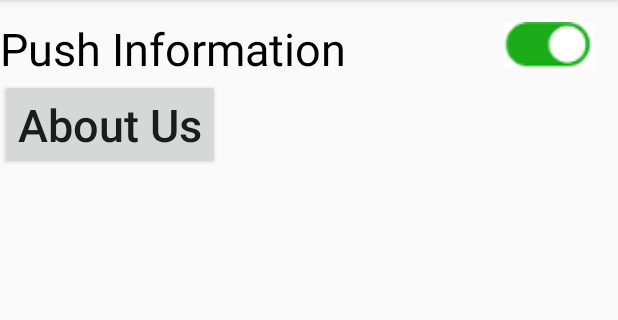
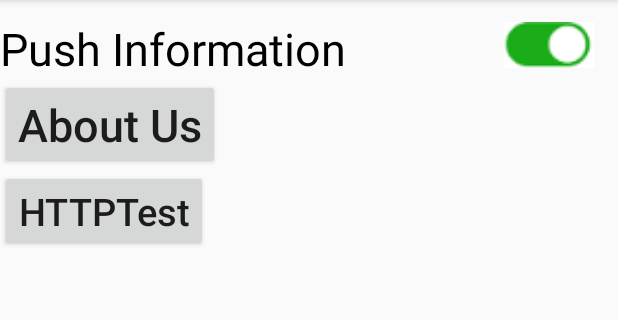
Before and after one commit to ShenTonyM/IntelligentLock, an Android app: the SettingActivity screen opened directly, with no data from a screen before it, on a phone screen of 412 x 824 dp, the part 84-404 px from its top. Run offline under Robolectric (Android 15) with nearby library versions, the phone set to English and light mode, and no system bars.

```diff
--- a/app/build.gradle
+++ b/app/build.gradle
@@ -26,5 +26,6 @@ dependencies {
     })
     compile 'com.android.support:appcompat-v7:25.3.1'
     compile 'com.android.support.constraint:constraint-layout:1.0.2'
+    compile 'com.squareup.okhttp3:okhttp:3.10.0'
     testCompile 'junit:junit:4.12'
 }
--- a/app/src/main/AndroidManifest.xml
+++ b/app/src/main/AndroidManifest.xml
@@ -2,6 +2,7 @@
 <manifest xmlns:android="http://schemas.android.com/apk/res/android"
     package="com.example.myf19.intelligentlock">
 
+    <uses-permission android:name="android.permission.INTERNET"/>
     <application
         android:allowBackup="true"
         android:icon="@mipmap/ic_launcher"
@@ -12,22 +13,26 @@
         <activity android:name=".LoginActivity">
             <intent-filter>
                 <action android:name="android.intent.action.MAIN" />
+
                 <category android:name="android.intent.category.LAUNCHER" />
             </intent-filter>
         </activity>
         <activity android:name=".SelfIntroActivity" />
         <activity android:name=".ThirdActivity" />
-        <activity android:name=".FourActivity" />
-        <activity android:name=".FiveActivity"></activity>
+        <activity android:name=".SettingActivity" />
+        <activity android:name=".AboutUsActivity" />
+
         <provider
             android:name="android.support.v4.content.FileProvider"
             android:authorities="com.example.cameraalbumtest.fileprovider"
             android:exported="false"
             android:grantUriPermissions="true">
-        <meta-data
-            android:name="android.support.FILE_PROVIDER_PATHS"
-            android:resource="@xml/file_paths" />
+            <meta-data
+                android:name="android.support.FILE_PROVIDER_PATHS"
+                android:resource="@xml/file_paths" />
         </provider>
+
+        <activity android:name=".HTTPActivity"></activity>
     </application>
 
 </manifest>
--- a/app/src/main/java/com/example/myf19/intelligentlock/FiveActivity.java
+++ b/app/src/main/java/com/example/myf19/intelligentlock/AboutUsActivity.java
@@ -3,7 +3,7 @@ package com.example.myf19.intelligentlock;
 import android.support.v7.app.AppCompatActivity;
 import android.os.Bundle;
 
-public class FiveActivity extends AppCompatActivity {
+public class AboutUsActivity extends AppCompatActivity {
 
     @Override
     protected void onCreate(Bundle savedInstanceState) {
--- a/app/src/main/java/com/example/myf19/intelligentlock/FourActivity.java
+++ b/app/src/main/java/com/example/myf19/intelligentlock/SettingActivity.java
@@ -6,7 +6,7 @@ import android.os.Bundle;
 import android.view.View;
 import android.widget.Button;
 
-public class FourActivity extends AppCompatActivity {
+public class SettingActivity extends AppCompatActivity {
 
 
     @Override
@@ -17,7 +17,16 @@ public class FourActivity extends AppCompatActivity {
         button1.setOnClickListener(new View.OnClickListener(){
             @Override
             public void onClick(View V){
-                Intent intent = new Intent(FourActivity.this, FiveActivity.class);
+                Intent intent = new Intent(SettingActivity.this, AboutUsActivity.class);
+                startActivity(intent);
+            }
+        });
+
+        Button buttonHttp = (Button) findViewById(R.id.buttonHTTPTest);
+        buttonHttp.setOnClickListener(new View.OnClickListener() {
+            @Override
+            public void onClick(View v) {
+                Intent intent = new Intent(SettingActivity.this, HTTPActivity.class);
                 startActivity(intent);
             }
         });
--- a/app/src/main/java/com/example/myf19/intelligentlock/ThirdActivity.java
+++ b/app/src/main/java/com/example/myf19/intelligentlock/ThirdActivity.java
@@ -11,10 +11,8 @@ import android.graphics.BitmapFactory;
 import android.net.Uri;
 import android.os.Build;
 import android.os.Bundle;
-import android.os.Environment;
 import android.provider.DocumentsContract;
 import android.provider.MediaStore;
-import android.support.annotation.NonNull;
 import android.support.v4.app.ActivityCompat;
 import android.support.v4.content.ContextCompat;
 import android.support.v4.content.FileProvider;
@@ -28,7 +26,6 @@ import android.widget.ImageView;
 import android.widget.Toast;
 
 import java.io.File;
-import java.io.FileNotFoundException;
 import java.io.IOException;
 
 public class ThirdActivity extends AppCompatActivity {
@@ -191,7 +188,7 @@ public class ThirdActivity extends AppCompatActivity {
     public boolean onOptionsItemSelected(MenuItem item) {
         switch (item.getItemId()){
             case R.id.setting:
-                Intent intent = new Intent(ThirdActivity.this, FourActivity.class);
+                Intent intent = new Intent(ThirdActivity.this, SettingActivity.class);
                 startActivity(intent);
                 break;
             default:
--- a/app/src/main/res/layout/activity_four.xml
+++ b/app/src/main/res/layout/activity_four.xml
@@ -29,6 +29,14 @@
         android:layout_below="@+id/text_contacts"
         android:layout_alignParentLeft="true"
         android:layout_alignParentStart="true" />
+    <Button
+        android:id="@+id/buttonHTTPTest"
+        android:layout_width="wrap_content"
+        android:layout_height="wrap_content"
+        android:text="HTTPTest"
+        android:textAllCaps="false"
+        android:layout_below="@+id/button_about"
+        android:textSize="25sp"/>
     <ImageView
         android:id="@+id/image_green"
         android:layout_width="60sp"
```
Also changed, not shown: app/src/main/java/com/example/myf19/intelligentlock/HTTPActivity.java (added, +88 -0 lines), app/src/main/res/layout/activity_http.xml (added, +23 -0 lines).
